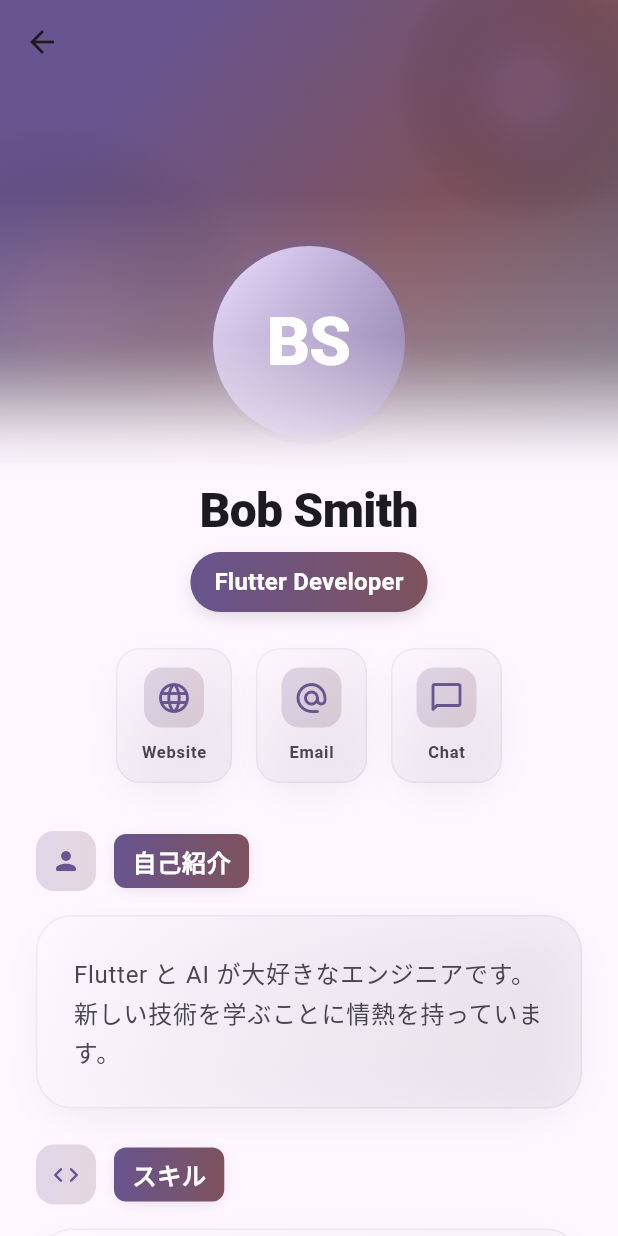
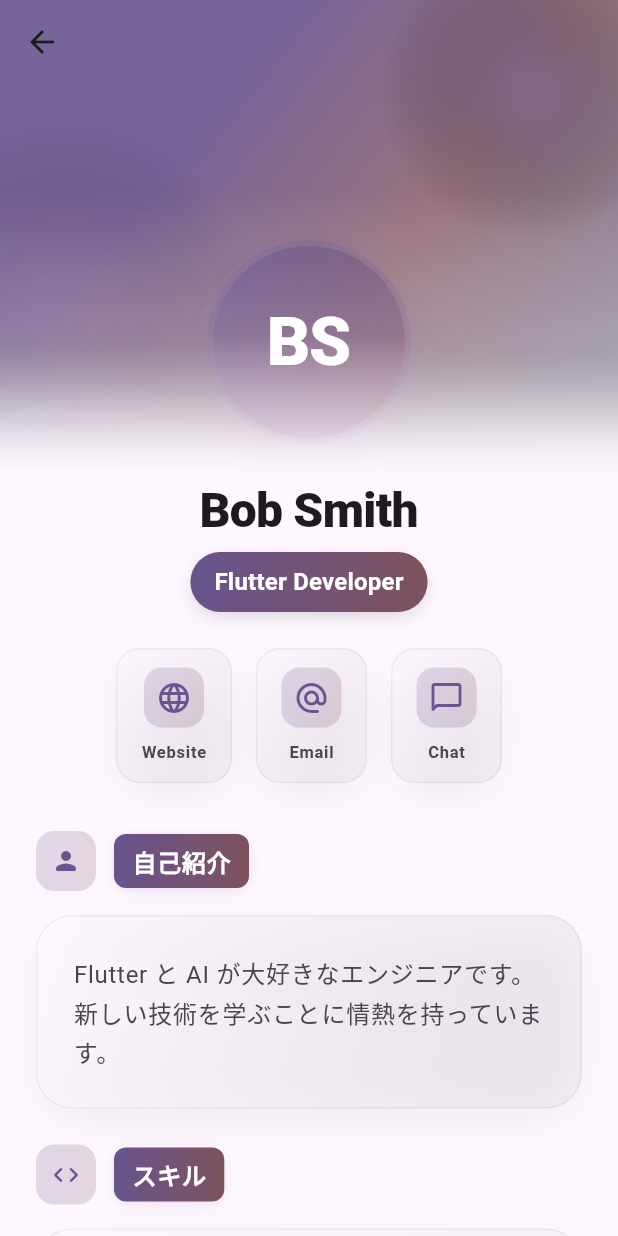
Before and after one commit to Koichi5/cursor_agent_sample, a Flutter app: the ProfileDetailPage screen opened directly with empty values, on a phone screen of 412 x 824 dp. Run offline on Flutter 3.47's test engine with Material 3 defaults, Android fonts, the phone set to English and light mode, and no system bars.

Commit message:
style: Enhance header gradients and avatar design

```diff
--- a/lib/views/profile_detail_page/profile_detail_page.dart
+++ b/lib/views/profile_detail_page/profile_detail_page.dart
@@ -43,28 +43,28 @@ class ProfileDetailPage extends StatelessWidget {
                       begin: Alignment.topLeft,
                       end: Alignment.bottomRight,
                       colors: [
-                        theme.colorScheme.primary,
-                        theme.colorScheme.tertiary,
-                        theme.colorScheme.secondary,
+                        theme.colorScheme.primary.withOpacity(0.9),
+                        theme.colorScheme.tertiary.withOpacity(0.8),
+                        theme.colorScheme.secondary.withOpacity(0.7),
                       ],
-                      stops: const [0.2, 0.6, 1.0],
+                      stops: const [0.3, 0.6, 0.9],
                     ),
                   ),
                   child: Stack(
                     children: [
                       Positioned(
-                        top: -30,
-                        right: -30,
+                        top: -40,
+                        right: -40,
                         child: Container(
-                          width: 180,
-                          height: 180,
+                          width: 200,
+                          height: 200,
                           decoration: BoxDecoration(
                             gradient: RadialGradient(
                               colors: [
-                                theme.colorScheme.primary.withOpacity(0.3),
+                                theme.colorScheme.primary.withOpacity(0.4),
                                 Colors.transparent,
                               ],
-                              stops: const [0.2, 1.0],
+                              stops: const [0.1, 1.0],
                             ),
                             shape: BoxShape.circle,
                           ),
@@ -137,11 +137,20 @@ class ProfileDetailPage extends StatelessWidget {
                                   begin: Alignment.topLeft,
                                   end: Alignment.bottomRight,
                                   colors: [
-                                    theme.colorScheme.primaryContainer,
-                                    theme.colorScheme.primary,
+                                    theme.colorScheme.primary.withOpacity(0.9),
+                                    theme.colorScheme.tertiary.withOpacity(0.8),
                                   ],
                                 ),
                                 shape: BoxShape.circle,
+                                boxShadow: [
+                                  BoxShadow(
+                                    color: theme.colorScheme.primary
+                                        .withOpacity(0.3),
+                                    blurRadius: 24,
+                                    offset: const Offset(0, 8),
+                                    spreadRadius: -4,
+                                  ),
+                                ],
                               ),
                               child: CircleAvatar(
                                 radius: 64,
```
